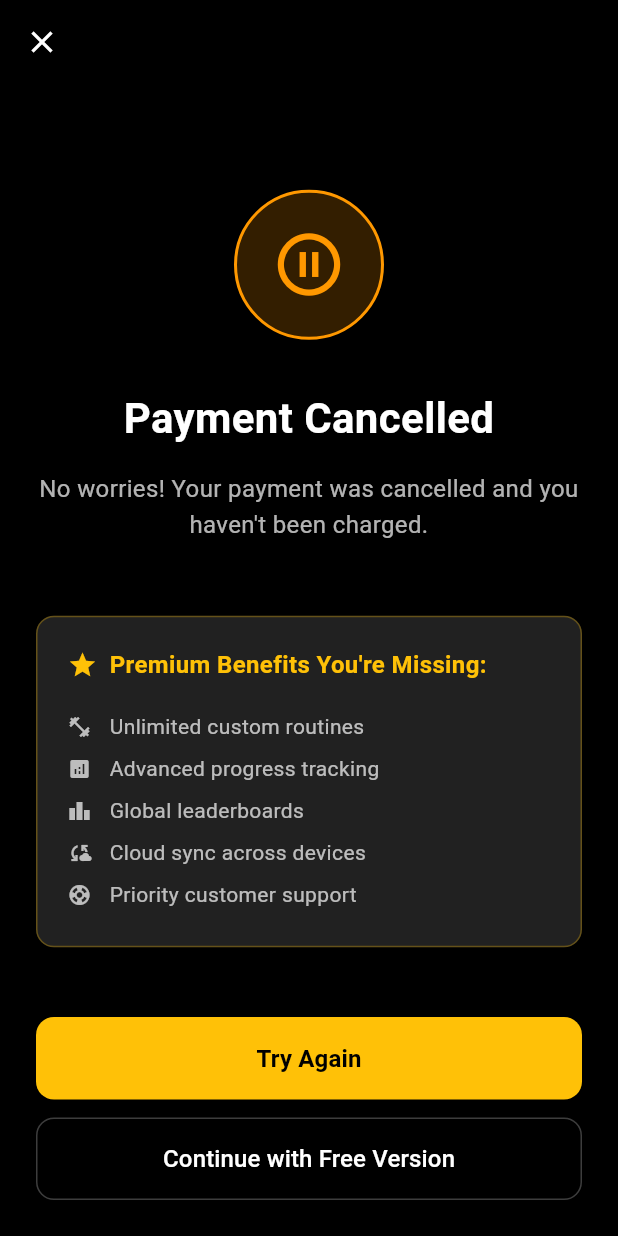
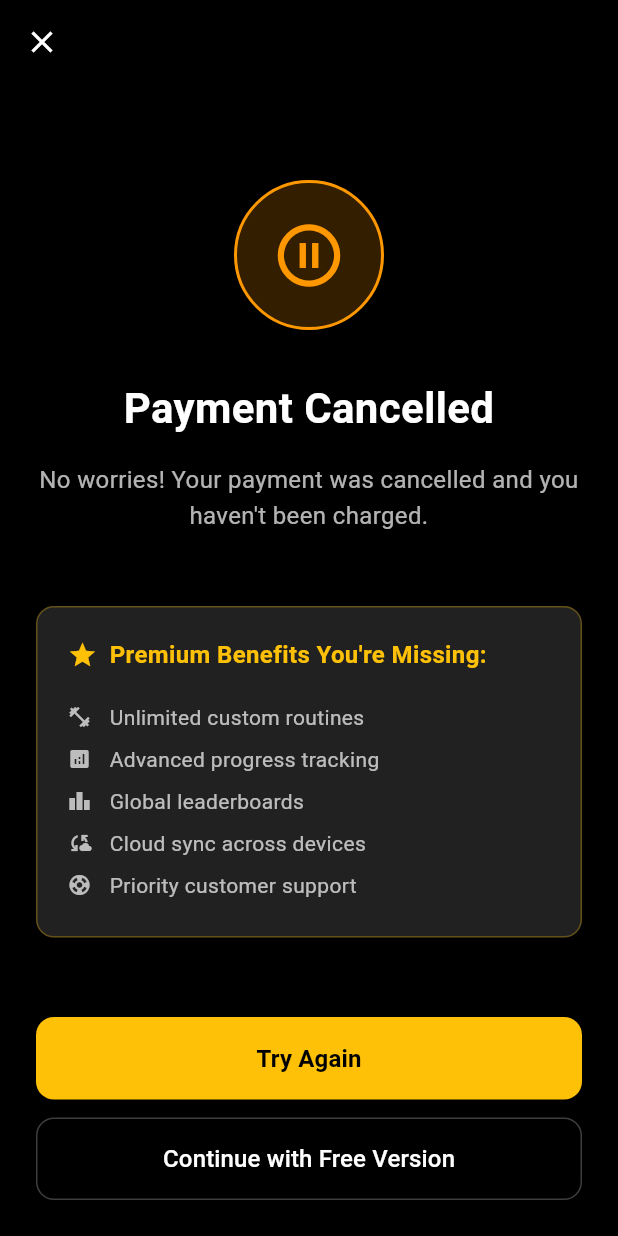
Before and after one commit to RepDuel/RepDuel, a Flutter app: the PaymentCancelScreen screen opened by its route, on a phone screen of 412 x 824 dp. Run offline on Flutter 3.47's test engine with Material 3 defaults, Android fonts, the phone set to English and light mode, and no system bars; our stand-ins replace dio, fl_chart, flutter_dotenv, flutter_riverpod, flutter_svg, go_router and 4 more; missing offline and left inert: dart:html, flutter_stripe, purchases_flutter; accounts and stored records are empty; project files that could hold a hidden picture were left out.

Commit message:
add scroll to payment_cancel_screen.dart

```diff
--- a/frontend/lib/features/premium/screens/payment_cancel_screen.dart
+++ b/frontend/lib/features/premium/screens/payment_cancel_screen.dart
@@ -25,9 +25,11 @@ class PaymentCancelScreen extends ConsumerWidget {
           child: Column(
             children: [
               Expanded(
+                child: SingleChildScrollView(
                   child: Column(
                     mainAxisAlignment: MainAxisAlignment.center,
                     children: [
+                      const SizedBox(height: 40), // Add top spacing
                       _buildCancelIcon(),
                       const SizedBox(height: 32),
                       _buildTitle(),
@@ -35,7 +37,9 @@ class PaymentCancelScreen extends ConsumerWidget {
                       _buildDescription(),
                       const SizedBox(height: 48),
                       _buildBenefitsReminder(),
+                      const SizedBox(height: 40), // Add bottom spacing
                     ],
+                  ),
                 ),
               ),
               _buildActionButtons(context),
```
Lines whose indentation alone changed are shown as unchanged.
